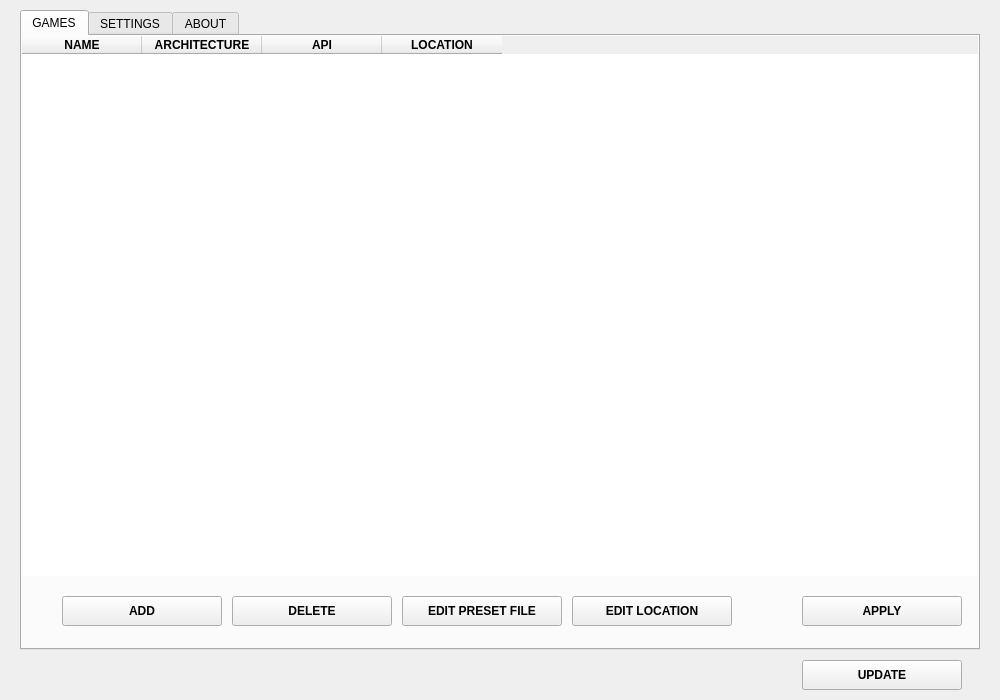
Before: the Qt Designer form src/ui/main.ui in ddc/ReShadeUtils, drawn with Qt 5.
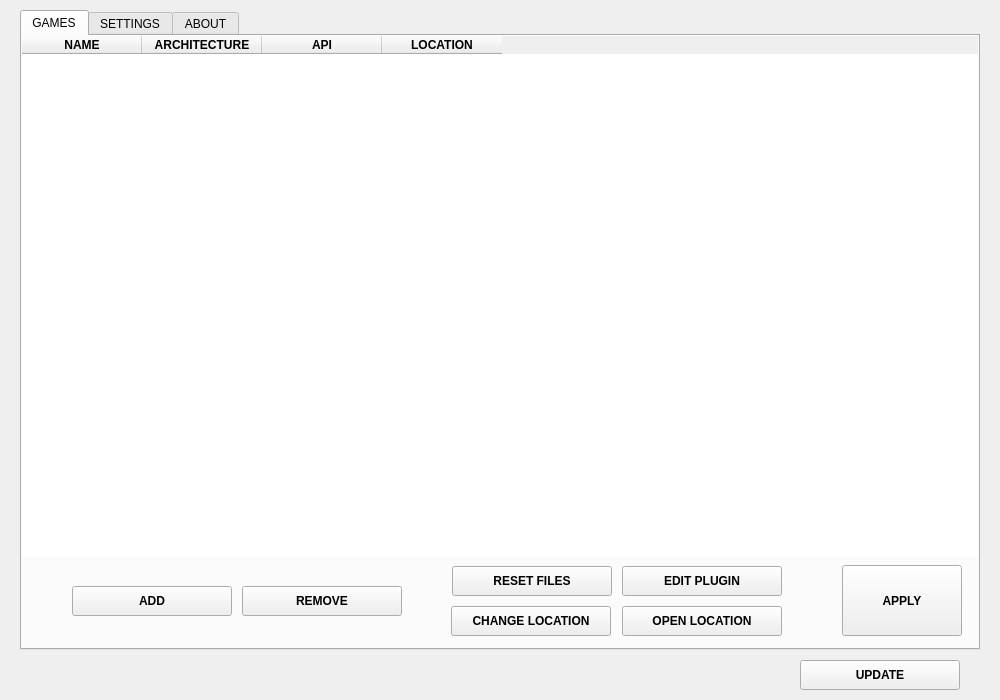
After: the same form once the commit is applied. Icons and pictures are not drawn.

Diff of the .ui file:
```diff
--- a/src/ui/main.ui
+++ b/src/ui/main.ui
@@ -110,24 +110,12 @@
     <widget class="QPushButton" name="add_button">
      <property name="geometry">
       <rect>
-       <x>40</x>
-       <y>560</y>
+       <x>50</x>
+       <y>550</y>
        <width>160</width>
        <height>30</height>
       </rect>
      </property>
-     <property name="minimumSize">
-      <size>
-       <width>160</width>
-       <height>30</height>
-      </size>
-     </property>
-     <property name="maximumSize">
-      <size>
-       <width>160</width>
-       <height>30</height>
-      </size>
-     </property>
      <property name="font">
       <font>
        <weight>75</weight>
@@ -148,24 +136,12 @@
     <widget class="QPushButton" name="edit_path_button">
      <property name="geometry">
       <rect>
-       <x>550</x>
-       <y>560</y>
+       <x>429</x>
+       <y>570</y>
        <width>160</width>
        <height>30</height>
       </rect>
      </property>
-     <property name="minimumSize">
-      <size>
-       <width>160</width>
-       <height>30</height>
-      </size>
-     </property>
-     <property name="maximumSize">
-      <size>
-       <width>160</width>
-       <height>30</height>
-      </size>
-     </property>
      <property name="font">
       <font>
        <weight>75</weight>
@@ -176,7 +152,7 @@
       <string>Edit the selected game path</string>
      </property>
      <property name="text">
-      <string>EDIT LOCATION</string>
+      <string>CHANGE LOCATION</string>
      </property>
      <property name="icon">
       <iconset resource="resources.qrc">
@@ -186,24 +162,12 @@
     <widget class="QPushButton" name="delete_button">
      <property name="geometry">
       <rect>
-       <x>210</x>
-       <y>560</y>
+       <x>220</x>
+       <y>550</y>
        <width>160</width>
        <height>30</height>
       </rect>
      </property>
-     <property name="minimumSize">
-      <size>
-       <width>160</width>
-       <height>30</height>
-      </size>
-     </property>
-     <property name="maximumSize">
-      <size>
-       <width>160</width>
-       <height>30</height>
-      </size>
-     </property>
      <property name="font">
       <font>
        <weight>75</weight>
@@ -214,7 +178,7 @@
       <string>Delete the selected game</string>
      </property>
      <property name="text">
-      <string>DELETE</string>
+      <string>REMOVE</string>
      </property>
      <property name="icon">
       <iconset resource="resources.qrc">
@@ -224,24 +188,12 @@
     <widget class="QPushButton" name="apply_button">
      <property name="geometry">
       <rect>
-       <x>780</x>
-       <y>560</y>
-       <width>160</width>
-       <height>30</height>
+       <x>820</x>
+       <y>529</y>
+       <width>120</width>
+       <height>71</height>
       </rect>
      </property>
-     <property name="minimumSize">
-      <size>
-       <width>160</width>
-       <height>30</height>
-      </size>
-     </property>
-     <property name="maximumSize">
-      <size>
-       <width>160</width>
-       <height>30</height>
-      </size>
-     </property>
      <property name="font">
       <font>
        <weight>75</weight>
@@ -265,21 +217,9 @@
        <x>0</x>
        <y>0</y>
        <width>960</width>
-       <height>540</height>
+       <height>521</height>
       </rect>
      </property>
-     <property name="minimumSize">
-      <size>
-       <width>960</width>
-       <height>540</height>
-      </size>
-     </property>
-     <property name="maximumSize">
-      <size>
-       <width>960</width>
-       <height>540</height>
-      </size>
-     </property>
      <property name="focusPolicy">
       <enum>Qt::StrongFocus</enum>
      </property>
@@ -397,24 +337,12 @@
     <widget class="QPushButton" name="edit_preset_button">
      <property name="geometry">
       <rect>
-       <x>380</x>
-       <y>560</y>
+       <x>600</x>
+       <y>530</y>
        <width>160</width>
        <height>30</height>
       </rect>
      </property>
-     <property name="minimumSize">
-      <size>
-       <width>160</width>
-       <height>30</height>
-      </size>
-     </property>
-     <property name="maximumSize">
-      <size>
-       <width>160</width>
-       <height>30</height>
-      </size>
-     </property>
      <property name="font">
       <font>
        <weight>75</weight>
@@ -425,13 +353,65 @@
       <string>Edit the selected reshade preset file</string>
      </property>
      <property name="text">
-      <string>EDIT PRESET FILE</string>
+      <string>EDIT PLUGIN</string>
      </property>
      <property name="icon">
       <iconset resource="resources.qrc">
        <normaloff>:/resources/images/edit.png</normaloff>:/resources/images/edit.png</iconset>
      </property>
     </widget>
+    <widget class="QPushButton" name="reset_files_button">
+     <property name="geometry">
+      <rect>
+       <x>430</x>
+       <y>530</y>
+       <width>160</width>
+       <height>30</height>
+      </rect>
+     </property>
+     <property name="font">
+      <font>
+       <weight>75</weight>
+       <bold>true</bold>
+      </font>
+     </property>
+     <property name="toolTip">
+      <string>Edit the selected reshade preset file</string>
+     </property>
+     <property name="text">
+      <string>RESET FILES</string>
+     </property>
+     <property name="icon">
+      <iconset resource="resources.qrc">
+       <normaloff>:/resources/images/reset.png</normaloff>:/resources/images/reset.png</iconset>
+     </property>
+    </widget>
+    <widget class="QPushButton" name="open_game_dir_button">
+     <property name="geometry">
+      <rect>
+       <x>600</x>
+       <y>570</y>
+       <width>160</width>
+       <height>30</height>
+      </rect>
+     </property>
+     <property name="font">
+      <font>
+       <weight>75</weight>
+       <bold>true</bold>
+      </font>
+     </property>
+     <property name="toolTip">
+      <string>Edit the selected reshade preset file</string>
+     </property>
+     <property name="text">
+      <string>OPEN LOCATION</string>
+     </property>
+     <property name="icon">
+      <iconset resource="resources.qrc">
+       <normaloff>:/resources/images/folder.png</normaloff>:/resources/images/folder.png</iconset>
+     </property>
+    </widget>
    </widget>
    <widget class="QWidget" name="settings_tab">
     <attribute name="icon">
@@ -1040,7 +1020,7 @@
   <widget class="QLabel" name="updateAvail_label">
    <property name="geometry">
     <rect>
-     <x>290</x>
+     <x>300</x>
      <y>655</y>
      <width>480</width>
      <height>40</height>
@@ -1075,24 +1055,12 @@
   <widget class="QPushButton" name="update_button">
    <property name="geometry">
     <rect>
-     <x>802</x>
+     <x>800</x>
      <y>660</y>
      <width>160</width>
      <height>30</height>
     </rect>
    </property>
-   <property name="minimumSize">
-    <size>
-     <width>160</width>
-     <height>30</height>
-    </size>
-   </property>
-   <property name="maximumSize">
-    <size>
-     <width>160</width>
-     <height>30</height>
-    </size>
-   </property>
    <property name="font">
     <font>
      <weight>75</weight>
```
Left out of the diff: 8 changed lines with no effect on the pictures.
